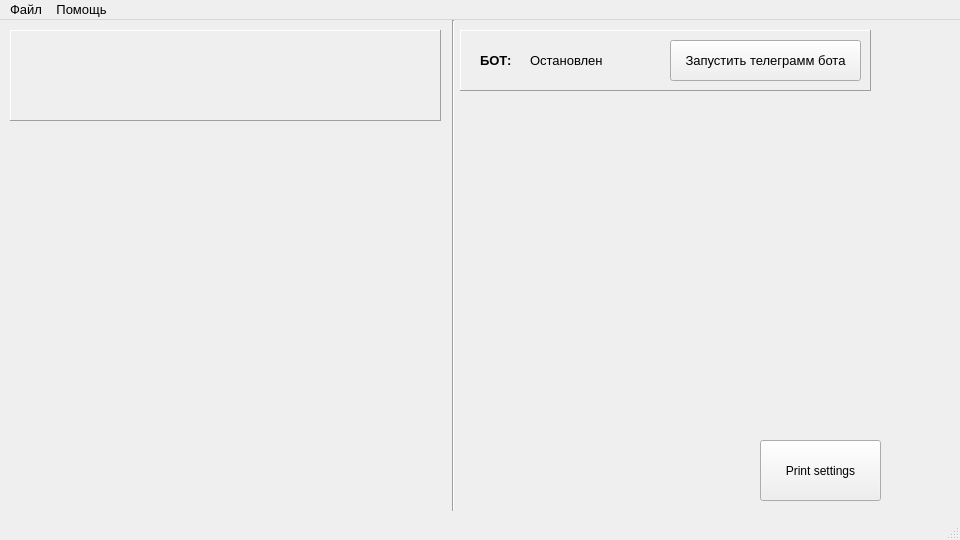
Above: main_ui.ui from Vanillllla/tg_mine_server_bot before the change. Below: the same form after it.
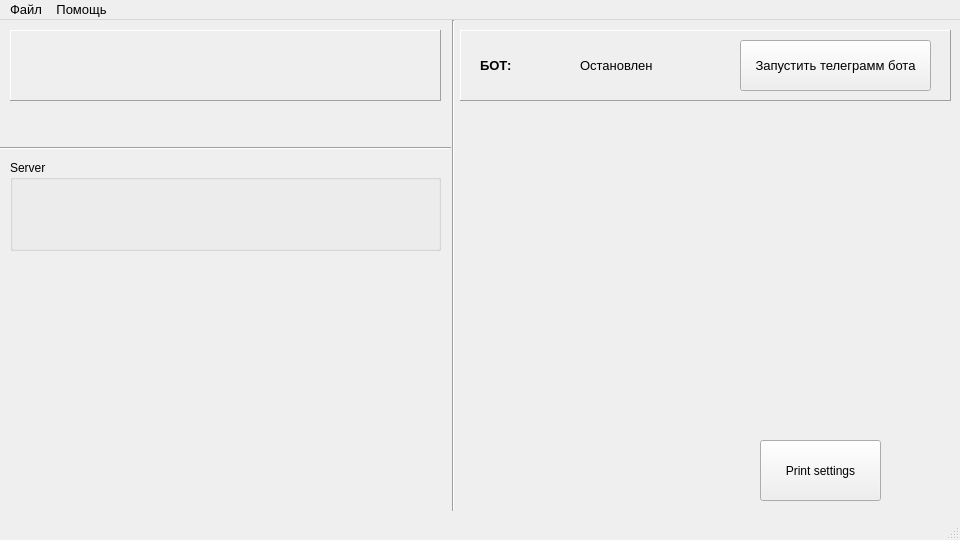
That is the form after the change.

Patch:
```diff
--- a/main_ui.ui
+++ b/main_ui.ui
@@ -61,9 +61,12 @@
       <x>10</x>
       <y>10</y>
       <width>431</width>
-      <height>91</height>
+      <height>71</height>
      </rect>
     </property>
+    <property name="autoFillBackground">
+     <bool>false</bool>
+    </property>
     <property name="frameShape">
      <enum>QFrame::Panel</enum>
     </property>
@@ -76,8 +79,8 @@
      <rect>
       <x>460</x>
       <y>10</y>
-      <width>411</width>
-      <height>61</height>
+      <width>491</width>
+      <height>71</height>
      </rect>
     </property>
     <property name="frameShape">
@@ -89,10 +92,10 @@
     <widget class="QPushButton" name="bot_control_button">
      <property name="geometry">
       <rect>
-       <x>210</x>
+       <x>280</x>
        <y>10</y>
        <width>191</width>
-       <height>41</height>
+       <height>51</height>
       </rect>
      </property>
      <property name="font">
@@ -110,7 +113,7 @@
        <x>20</x>
        <y>20</y>
        <width>31</width>
-       <height>21</height>
+       <height>31</height>
       </rect>
      </property>
      <property name="font">
@@ -130,10 +133,10 @@
      </property>
      <property name="geometry">
       <rect>
-       <x>70</x>
+       <x>120</x>
        <y>20</y>
        <width>91</width>
-       <height>21</height>
+       <height>31</height>
       </rect>
      </property>
      <property name="font">
@@ -156,6 +159,32 @@
      </property>
     </widget>
    </widget>
+   <widget class="Line" name="line_2">
+    <property name="geometry">
+     <rect>
+      <x>0</x>
+      <y>120</y>
+      <width>451</width>
+      <height>16</height>
+     </rect>
+    </property>
+    <property name="orientation">
+     <enum>Qt::Horizontal</enum>
+    </property>
+   </widget>
+   <widget class="QGroupBox" name="groupBox">
+    <property name="geometry">
+     <rect>
+      <x>10</x>
+      <y>140</y>
+      <width>431</width>
+      <height>91</height>
+     </rect>
+    </property>
+    <property name="title">
+     <string>Server</string>
+    </property>
+   </widget>
   </widget>
   <widget class="QStatusBar" name="statusbar"/>
   <widget class="QMenuBar" name="menuBar">
```
Left out of the diff: 2 changed lines with no effect on the pictures.
